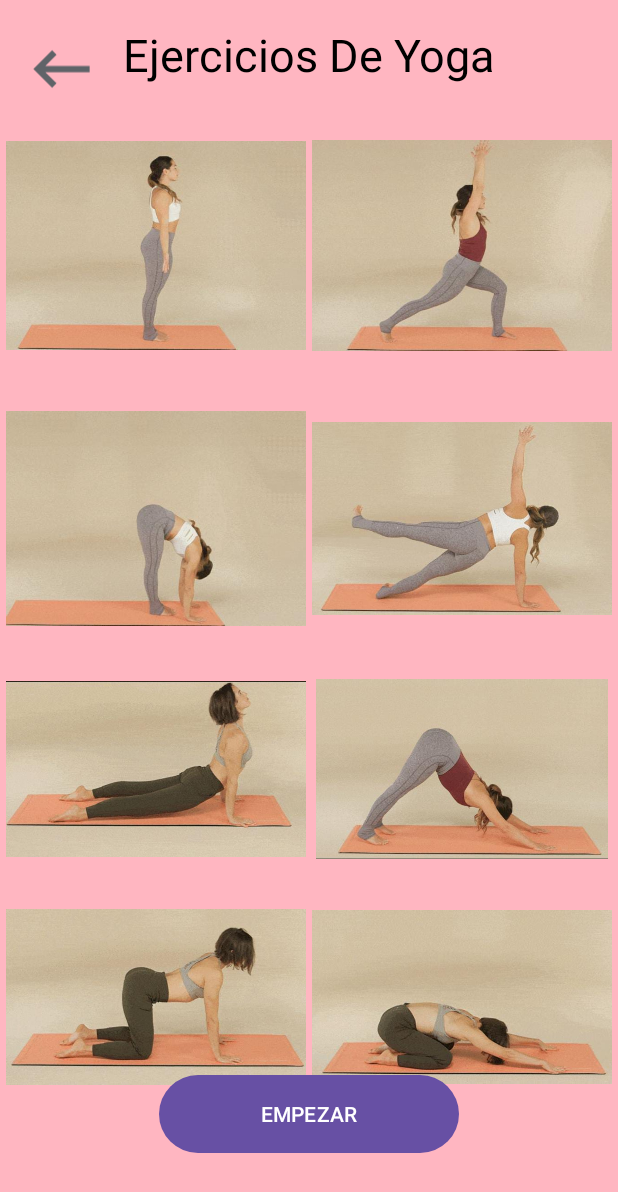
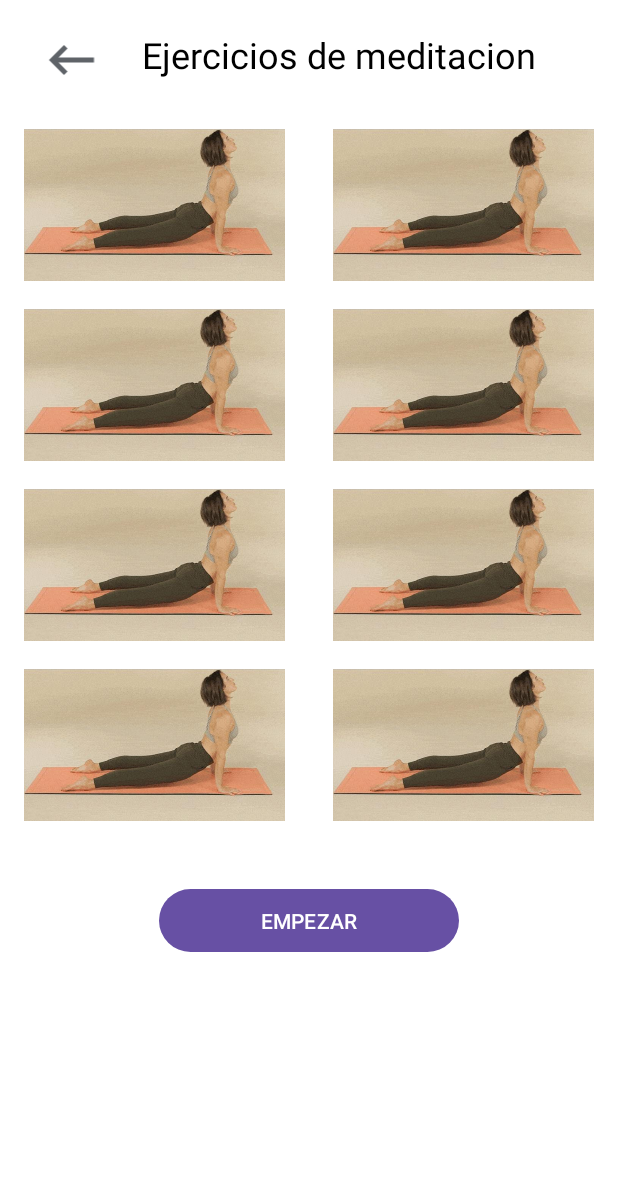
Before and after one commit to juliethrivera/mental-care, an Android app: the screen it shows after launch (MainActivity), on a phone screen of 412 x 824 dp. Shown: the top 1192 px of the screen. Run offline under Robolectric (Android 15) with nearby library versions, the phone set to English and light mode, and no system bars.

Commit message:
faltan acomodar las imagenes

```diff
--- /dev/null
+++ b/app/src/main/java/com/iegabrielamistral/mentalcare/meditacion/MeditacionFragment.kt
@@ -0,0 +1,31 @@
+package com.iegabrielamistral.mentalcare.meditacion
+
+import androidx.fragment.app.viewModels
+import android.os.Bundle
+import androidx.fragment.app.Fragment
+import android.view.LayoutInflater
+import android.view.View
+import android.view.ViewGroup
+import com.iegabrielamistral.mentalcare.R
+
+class MeditacionFragment : Fragment() {
+
+    companion object {
+        fun newInstance() = MeditacionFragment()
+    }
+
+    private val viewModel: MeditacionViewModel by viewModels()
+
+    override fun onCreate(savedInstanceState: Bundle?) {
+        super.onCreate(savedInstanceState)
+
+        // TODO: Use the ViewModel
+    }
+
+    override fun onCreateView(
+        inflater: LayoutInflater, container: ViewGroup?,
+        savedInstanceState: Bundle?
+    ): View {
+        return inflater.inflate(R.layout.fragment_meditacion, container, false)
+    }
+}
--- /dev/null
+++ b/app/src/main/java/com/iegabrielamistral/mentalcare/meditacion/MeditacionViewModel.kt
@@ -0,0 +1,7 @@
+package com.iegabrielamistral.mentalcare.meditacion
+
+import androidx.lifecycle.ViewModel
+
+class MeditacionViewModel : ViewModel() {
+    // TODO: Implement the ViewModel
+}
--- a/app/src/main/res/layout/activity_main.xml
+++ b/app/src/main/res/layout/activity_main.xml
@@ -9,7 +9,7 @@
 
     <androidx.fragment.app.FragmentContainerView
         android:id="@+id/fragmentContainerView"
-        android:name="com.iegabrielamistral.mentalcare.fragments.YogaFragment"
+        android:name="com.iegabrielamistral.mentalcare.meditacion.MeditacionFragment"
         android:layout_width="match_parent"
         android:layout_height="match_parent"
         app:layout_constraintBottom_toBottomOf="parent"
--- /dev/null
+++ b/app/src/main/res/layout/fragment_meditacion.xml
@@ -0,0 +1,142 @@
+<?xml version="1.0" encoding="utf-8"?>
+<androidx.constraintlayout.widget.ConstraintLayout xmlns:android="http://schemas.android.com/apk/res/android"
+    xmlns:app="http://schemas.android.com/apk/res-auto"
+    xmlns:tools="http://schemas.android.com/tools"
+    android:id="@+id/frameLayout"
+    android:layout_width="match_parent"
+    android:layout_height="match_parent"
+    android:background="#FFFFFF"
+    android:visibility="visible"
+    tools:context=".meditacion.MeditacionFragment">
+
+    <ImageView
+        android:id="@+id/atras"
+        android:layout_width="50dp"
+        android:layout_height="40dp"
+        android:layout_marginTop="20dp"
+        android:src="@drawable/keyboard"
+        app:layout_constraintEnd_toStartOf="@id/textView"
+        app:layout_constraintStart_toStartOf="parent"
+        app:layout_constraintTop_toTopOf="parent" />
+
+    <TextView
+        android:id="@+id/textView"
+        android:layout_width="wrap_content"
+        android:layout_height="wrap_content"
+        android:layout_marginTop="20dp"
+        android:layout_marginEnd="32dp"
+        android:text="Ejercicios de meditacion"
+        android:textColor="#000000"
+        android:textSize="24sp"
+        app:layout_constraintEnd_toEndOf="parent"
+        app:layout_constraintStart_toEndOf="@id/atras"
+        app:layout_constraintTop_toTopOf="parent" />
+
+    <ImageView
+        android:id="@+id/imageView1"
+        android:layout_width="0dp"
+        android:layout_height="120dp"
+        android:layout_marginStart="16dp"
+        android:layout_marginTop="24dp"
+        android:layout_marginEnd="16dp"
+        android:src="@drawable/postura_del_perro_hacia_arriba_5"
+        app:layout_constraintEnd_toStartOf="@id/imageView2"
+        app:layout_constraintStart_toStartOf="parent"
+        app:layout_constraintTop_toBottomOf="@id/textView" />
+
+    <ImageView
+        android:id="@+id/imageView2"
+        android:layout_width="0dp"
+        android:layout_height="120dp"
+        android:layout_marginStart="16dp"
+        android:layout_marginTop="24dp"
+        android:layout_marginEnd="16dp"
+        android:src="@drawable/postura_del_perro_hacia_arriba_5"
+        app:layout_constraintEnd_toEndOf="parent"
+        app:layout_constraintStart_toEndOf="@id/imageView1"
+        app:layout_constraintTop_toBottomOf="@id/textView" />
+
+    <ImageView
+        android:id="@+id/imageView3"
+        android:layout_width="0dp"
+        android:layout_height="120dp"
+        android:layout_marginStart="16dp"
+        android:layout_marginEnd="16dp"
+        android:src="@drawable/postura_del_perro_hacia_arriba_5"
+        android:visibility="visible"
+        app:layout_constraintEnd_toStartOf="@id/imageView4"
+        app:layout_constraintStart_toStartOf="parent"
+        app:layout_constraintTop_toBottomOf="@id/imageView1" />
+
+    <ImageView
+        android:id="@+id/imageView4"
+        android:layout_width="0dp"
+        android:layout_height="120dp"
+        android:layout_marginStart="16dp"
+        android:layout_marginEnd="16dp"
+        android:src="@drawable/postura_del_perro_hacia_arriba_5"
+        android:visibility="visible"
+        app:layout_constraintEnd_toEndOf="parent"
+        app:layout_constraintStart_toEndOf="@id/imageView3"
+        app:layout_constraintTop_toBottomOf="@id/imageView2" />
+
+    <ImageView
+        android:id="@+id/imageView5"
+        android:layout_width="0dp"
+        android:layout_height="120dp"
+        android:layout_marginStart="16dp"
+        android:layout_marginEnd="16dp"
+        android:src="@drawable/postura_del_perro_hacia_arriba_5"
+        android:visibility="visible"
+        app:layout_constraintEnd_toStartOf="@id/imageView6"
+        app:layout_constraintStart_toStartOf="parent"
+        app:layout_constraintTop_toBottomOf="@id/imageView3" />
+
+    <ImageView
+        android:id="@+id/imageView6"
+        android:layout_width="0dp"
+        android:layout_height="120dp"
+        android:layout_marginStart="16dp"
+        android:layout_marginEnd="16dp"
+        android:src="@drawable/postura_del_perro_hacia_arriba_5"
+        android:visibility="visible"
+        app:layout_constraintEnd_toEndOf="parent"
+        app:layout_constraintStart_toEndOf="@id/imageView5"
+        app:layout_constraintTop_toBottomOf="@id/imageView4" />
+
+    <ImageView
+        android:id="@+id/imageView7"
+        android:layout_width="0dp"
+        android:layout_height="120dp"
+        android:layout_marginStart="16dp"
+        android:layout_marginEnd="16dp"
+        android:src="@drawable/postura_del_perro_hacia_arriba_5"
+        android:visibility="visible"
+        app:layout_constraintTop_toBottomOf="@id/imageView5"
+        app:layout_constraintStart_toStartOf="parent"
+        app:layout_constraintEnd_toStartOf="@id/imageView8"/>
+
+    <ImageView
+        android:id="@+id/imageView8"
+        android:layout_width="0dp"
+        android:layout_height="120dp"
+        android:layout_marginStart="16dp"
+        android:layout_marginEnd="16dp"
+        android:src="@drawable/postura_del_perro_hacia_arriba_5"
+        android:visibility="visible"
+        app:layout_constraintTop_toBottomOf="@id/imageView6"
+        app:layout_constraintStart_toEndOf="@id/imageView7"
+        app:layout_constraintEnd_toEndOf="parent"
+        />
+
+    <Button
+        android:id="@+id/button2"
+        android:layout_width="200dp"
+        android:layout_height="50dp"
+        android:layout_marginTop="32dp"
+        android:text="EMPEZAR"
+        app:layout_constraintEnd_toEndOf="parent"
+        app:layout_constraintStart_toStartOf="parent"
+        app:layout_constraintTop_toBottomOf="@id/imageView7" />
+
+</androidx.constraintlayout.widget.ConstraintLayout>
```
